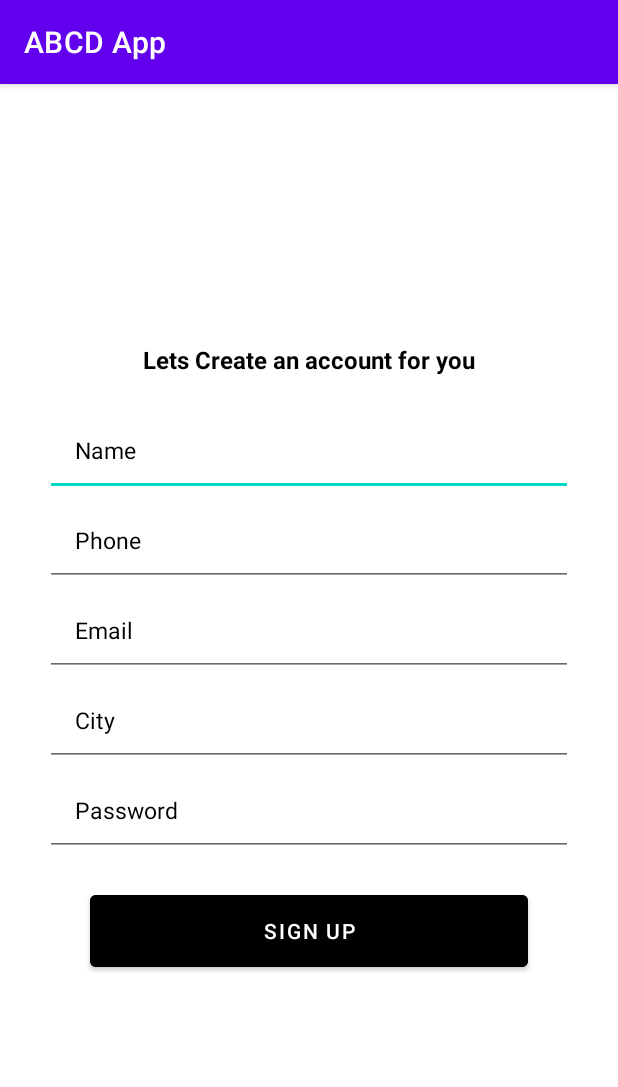
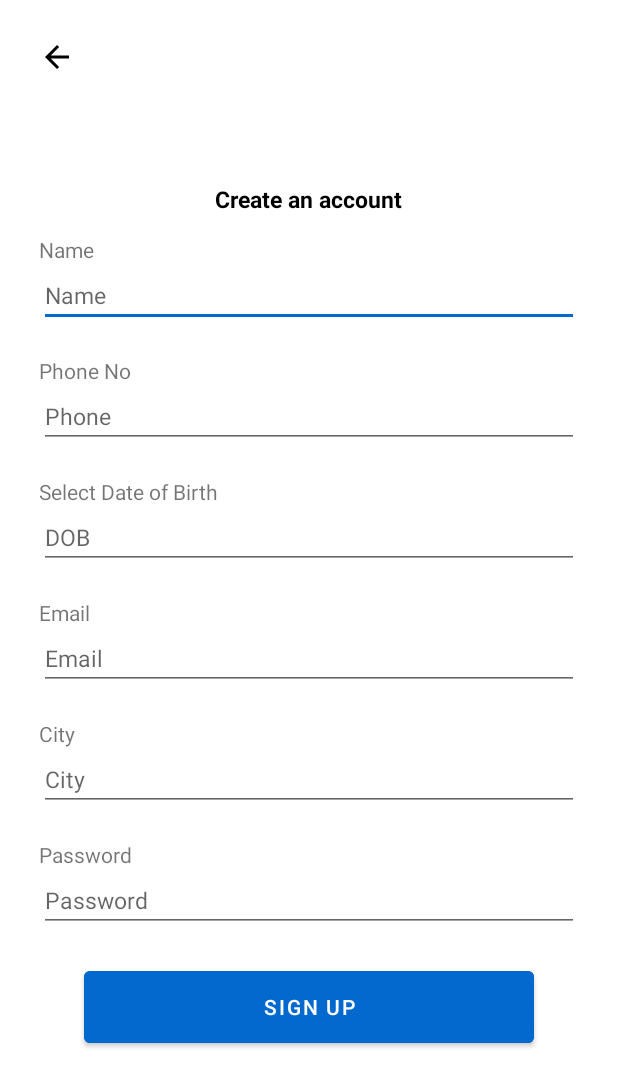
Before and after one commit to jayaprasad356/abcd_app, an Android app: the SignUpActivity screen opened directly, with no data from a screen before it, on a phone screen of 412 x 824 dp. Shown: the top 1087 px of the screen. Run offline under Robolectric (Android 15) with nearby library versions, the phone set to English and light mode, and no system bars; our stand-ins replace sdp/ssp sizes.

Commit message:
design changed

```diff
--- a/app/build.gradle
+++ b/app/build.gradle
@@ -6,7 +6,7 @@ android {
     compileSdk 32
 
     defaultConfig {
-        applicationId "com.greymatter.abcdapp"
+        applicationId "com.app.abcdapp"
         minSdk 22
         targetSdk 32
         versionCode 1
@@ -35,4 +35,7 @@ dependencies {
     testImplementation 'junit:junit:4.13.2'
     androidTestImplementation 'androidx.test.ext:junit:1.1.3'
     androidTestImplementation 'androidx.test.espresso:espresso-core:3.4.0'
+
+    implementation 'com.intuit.sdp:sdp-android:1.0.6'
+
 }
--- a/app/src/main/java/com/greymatter/abcdapp/MainActivity.java
+++ b/app/src/main/java/com/app/abcdapp/MainActivity.java
@@ -1,8 +1,10 @@
-package com.greymatter.abcdapp;
+package com.app.abcdapp;
 
 import androidx.appcompat.app.AppCompatActivity;
 
 import android.os.Bundle;
+
+
 
 public class MainActivity extends AppCompatActivity {
 
--- /dev/null
+++ b/app/src/main/java/com/app/abcdapp/SignUpActivity.java
@@ -0,0 +1,109 @@
+package com.app.abcdapp;
+
+import androidx.appcompat.app.AppCompatActivity;
+
+import android.app.DatePickerDialog;
+import android.os.Bundle;
+import android.view.View;
+import android.widget.DatePicker;
+import android.widget.EditText;
+import android.widget.ImageButton;
+import android.widget.LinearLayout;
+
+import java.util.Calendar;
+
+
+public class SignUpActivity extends AppCompatActivity {
+
+
+    EditText edDOB;
+    LinearLayout llDob;
+    ImageButton backbtn;
+
+    @Override
+    protected void onCreate(Bundle savedInstanceState) {
+        super.onCreate(savedInstanceState);
+        setContentView(R.layout.activity_sign_up);
+
+
+        edDOB = findViewById(R.id.edDOB);
+        llDob = findViewById(R.id.llDob);
+        backbtn = findViewById(R.id.backbtn);
+
+        edDOB.setOnClickListener(new View.OnClickListener() {
+            @Override
+            public void onClick(View v) {
+
+
+                final Calendar c = Calendar.getInstance();
+
+                // on below line we are getting
+                // our day, month and year.
+                int year = c.get(Calendar.YEAR);
+                int month = c.get(Calendar.MONTH);
+                int day = c.get(Calendar.DAY_OF_MONTH);
+
+
+                DatePickerDialog datePickerDialog = new DatePickerDialog(
+                        SignUpActivity.this, new DatePickerDialog.OnDateSetListener() {
+                    @Override
+                    public void onDateSet(DatePicker view, int year,
+                                          int monthOfYear, int dayOfMonth) {
+                        // on below line we are setting date to our text view.
+                        edDOB.setText(dayOfMonth + "-" + (monthOfYear + 1) + "-" + year);
+
+                    }
+                },
+                        // on below line we are passing year,
+                        // month and day for selected date in our date picker.
+                        year, month, day);
+                // at last we are calling show to
+                // display our date picker dialog.
+                datePickerDialog.show();
+
+            }
+        });
+        llDob.setOnClickListener(new View.OnClickListener() {
+            @Override
+            public void onClick(View v) {
+
+
+                final Calendar c = Calendar.getInstance();
+
+                // on below line we are getting
+                // our day, month and year.
+                int year = c.get(Calendar.YEAR);
+                int month = c.get(Calendar.MONTH);
+                int day = c.get(Calendar.DAY_OF_MONTH);
+
+
+                DatePickerDialog datePickerDialog = new DatePickerDialog(
+                        SignUpActivity.this, new DatePickerDialog.OnDateSetListener() {
+                    @Override
+                    public void onDateSet(DatePicker view, int year,
+                                          int monthOfYear, int dayOfMonth) {
+                        // on below line we are setting date to our text view.
+                        edDOB.setText(dayOfMonth + "-" + (monthOfYear + 1) + "-" + year);
+
+                    }
+                },
+                        // on below line we are passing year,
+                        // month and day for selected date in our date picker.
+                        year, month, day);
+                // at last we are calling show to
+                // display our date picker dialog.
+                datePickerDialog.show();
+
+            }
+        });
+
+        backbtn.setOnClickListener(new View.OnClickListener() {
+            @Override
+            public void onClick(View v) {
+                onBackPressed();
+            }
+        });
+
+
+    }
+    }
--- /dev/null
+++ b/app/src/main/res/drawable/ic_baseline_arrow_back_24.xml
@@ -0,0 +1,5 @@
+<vector android:autoMirrored="true" android:height="24dp"
+    android:tint="#000000" android:viewportHeight="24"
+    android:viewportWidth="24" android:width="24dp" xmlns:android="http://schemas.android.com/apk/res/android">
+    <path android:fillColor="@android:color/white" android:pathData="M20,11H7.83l5.59,-5.59L12,4l-8,8 8,8 1.41,-1.41L7.83,13H20v-2z"/>
+</vector>
--- a/app/src/main/res/layout/activity_sign_up.xml
+++ b/app/src/main/res/layout/activity_sign_up.xml
@@ -1,70 +1,172 @@
 <?xml version="1.0" encoding="utf-8"?>
-<LinearLayout xmlns:android="http://schemas.android.com/apk/res/android"
+<RelativeLayout xmlns:android="http://schemas.android.com/apk/res/android"
     xmlns:app="http://schemas.android.com/apk/res-auto"
     xmlns:tools="http://schemas.android.com/tools"
     android:layout_width="match_parent"
     android:layout_height="match_parent"
     android:layout_gravity="center"
-    android:layout_marginHorizontal="30dp"
-    android:gravity="center"
     android:orientation="vertical"
     tools:context=".SignUpActivity">
+
+
+    <ImageButton
+        android:id="@+id/backbtn"
+        android:layout_width="wrap_content"
+        android:layout_height="wrap_content"
+        android:layout_marginHorizontal="@dimen/_20sdp"
+        android:layout_marginTop="@dimen/_20sdp"
+        android:background="@drawable/ic_baseline_arrow_back_24" />
+
+
+    <LinearLayout
+        android:layout_width="match_parent"
+        android:layout_height="wrap_content"
+        android:orientation="vertical"
+        android:gravity="center"
+        android:layout_centerInParent="true"
+        android:layout_marginHorizontal="@dimen/_20sdp"
+
+        >
+
+
 
     <TextView
         android:layout_width="wrap_content"
         android:layout_height="wrap_content"
-        android:text="Lets Create an account for you"
+        android:text="Create an account"
         android:textColor="@color/black"
         android:textStyle="bold"
-        android:layout_marginBottom="20dp"
-        android:textSize="16sp"/>
+        android:layout_marginBottom="@dimen/_10sdp"
+        android:textSize="@dimen/_12sdp"/>
+
+
+    <TextView
+        android:layout_width="match_parent"
+        android:layout_height="wrap_content"
+        android:text="Name"
+        />
 
     <EditText
         android:layout_width="match_parent"
-        android:layout_height="60dp"
+        android:layout_height="wrap_content"
         android:hint="Name"
-        android:textSize="15sp"
-        android:textColorHint="@color/black"
+        android:textSize="@dimen/_12sdp"
         android:textColor="@color/black"
-        android:padding="20dp"/>
+       />
+
+
+    <TextView
+        android:layout_width="match_parent"
+        android:layout_height="wrap_content"
+        android:text="Phone No"
+        android:layout_marginTop="@dimen/_15sdp"
+
+        />
+
+
     <EditText
         android:layout_width="match_parent"
-        android:layout_height="60dp"
+        android:layout_height="wrap_content"
         android:hint="Phone"
-        android:textSize="15sp"
-        android:textColorHint="@color/black"
+        android:textSize="@dimen/_12sdp"
         android:textColor="@color/black"
-        android:padding="20dp"/>
+        />
+
+
+    <LinearLayout
+        android:id="@+id/llDob"
+        android:layout_width="match_parent"
+        android:layout_height="wrap_content"
+        android:layout_marginTop="@dimen/_15sdp"
+        android:orientation="vertical"
+        >
+
+
+
+
+    <TextView
+        android:layout_width="match_parent"
+        android:layout_height="wrap_content"
+        android:text="Select Date of Birth"
+        />
+
+
+    <EditText
+        android:id="@+id/edDOB"
+        android:layout_width="match_parent"
+        android:layout_height="wrap_content"
+        android:hint="DOB"
+        android:textSize="@dimen/_12sdp"
+        android:textColor="@color/black"
+        android:editable="false"
+        />
+
+    </LinearLayout>
+
+
+
+
+
+
+
+
+    <TextView
+        android:layout_width="match_parent"
+        android:layout_height="wrap_content"
+        android:text="Email"
+        android:layout_marginTop="@dimen/_15sdp"
+
+        />
+
         <EditText
             android:layout_width="match_parent"
-        android:layout_height="60dp"
+            android:layout_height="wrap_content"
             android:hint="Email"
-        android:textSize="15sp"
-        android:textColorHint="@color/black"
             android:textColor="@color/black"
-        android:padding="20dp"/>
+            android:textSize="@dimen/_12sdp" />
+
+
+        <TextView
+            android:layout_width="match_parent"
+            android:layout_height="wrap_content"
+            android:layout_marginTop="@dimen/_15sdp"
+            android:text="City"
+            />
+
+
         <EditText
             android:layout_width="match_parent"
-        android:layout_height="60dp"
+            android:layout_height="wrap_content"
             android:hint="City"
-        android:textSize="15sp"
-        android:textColorHint="@color/black"
             android:textColor="@color/black"
-        android:padding="20dp"/>
+            android:textSize="@dimen/_12sdp" />
+
+    <TextView
+        android:layout_width="match_parent"
+        android:layout_height="wrap_content"
+        android:text="Password"
+        android:layout_marginTop="@dimen/_15sdp"
+        />
+
         <EditText
             android:layout_width="match_parent"
-        android:layout_height="60dp"
+            android:layout_height="wrap_content"
             android:hint="Password"
-        android:textSize="15sp"
-        android:textColorHint="@color/black"
             android:textColor="@color/black"
-        android:padding="20dp"/>
+            android:textSize="@dimen/_12sdp"
+            android:inputType="textPassword"/>
+
+
+
 
     <Button
         android:layout_width="match_parent"
         android:layout_height="60dp"
         android:layout_marginHorizontal="30dp"
         android:layout_marginTop="20dp"
-        android:backgroundTint="@color/black"
+        android:backgroundTint="@color/primaryColor"
         android:text="Sign Up"/>
+
+
     </LinearLayout>
+</RelativeLayout>
--- a/app/src/main/res/values-night/themes.xml
+++ b/app/src/main/res/values-night/themes.xml
@@ -1,16 +1,16 @@
 <resources xmlns:tools="http://schemas.android.com/tools">
     <!-- Base application theme. -->
-    <style name="Theme.ABCDApp" parent="Theme.MaterialComponents.DayNight.DarkActionBar">
+    <style name="Theme.ABCDApp" parent="Theme.MaterialComponents.Light.NoActionBar">
         <!-- Primary brand color. -->
         <item name="colorPrimary">@color/purple_200</item>
         <item name="colorPrimaryVariant">@color/purple_700</item>
         <item name="colorOnPrimary">@color/black</item>
         <!-- Secondary brand color. -->
-        <item name="colorSecondary">@color/teal_200</item>
-        <item name="colorSecondaryVariant">@color/teal_200</item>
+        <item name="colorSecondary">@color/primaryColor</item>
+        <item name="colorSecondaryVariant">@color/primaryLightColor</item>
         <item name="colorOnSecondary">@color/black</item>
         <!-- Status bar color. -->
-        <item name="android:statusBarColor" tools:targetApi="l">?attr/colorPrimaryVariant</item>
+        <item name="android:statusBarColor" tools:targetApi="l">@color/primaryLightColor</item>
         <!-- Customize your theme here. -->
     </style>
 </resources>
--- a/app/src/main/res/values/themes.xml
+++ b/app/src/main/res/values/themes.xml
@@ -1,16 +1,16 @@
 <resources xmlns:tools="http://schemas.android.com/tools">
     <!-- Base application theme. -->
-    <style name="Theme.ABCDApp" parent="Theme.MaterialComponents.DayNight.DarkActionBar">
+    <style name="Theme.ABCDApp" parent="Theme.MaterialComponents.Light.NoActionBar">
         <!-- Primary brand color. -->
-        <item name="colorPrimary">@color/purple_500</item>
-        <item name="colorPrimaryVariant">@color/purple_700</item>
+        <item name="colorPrimary">@color/primaryColor</item>
+        <item name="colorPrimaryVariant">@color/primaryLightColor</item>
         <item name="colorOnPrimary">@color/white</item>
         <!-- Secondary brand color. -->
-        <item name="colorSecondary">@color/teal_200</item>
-        <item name="colorSecondaryVariant">@color/teal_700</item>
+        <item name="colorSecondary">@color/primaryColor</item>
+        <item name="colorSecondaryVariant">@color/primaryLightColor</item>
         <item name="colorOnSecondary">@color/black</item>
         <!-- Status bar color. -->
-        <item name="android:statusBarColor" tools:targetApi="l">?attr/colorPrimaryVariant</item>
+        <item name="android:statusBarColor" tools:targetApi="l">@color/primaryLightColor</item>
         <!-- Customize your theme here. -->
     </style>
 </resources>
```
Also changed, not shown: app/src/main/AndroidManifest.xml (+15 -7 lines), app/src/main/java/com/app/abcdapp/LoginActivity.java (added, +30 -0 lines), app/src/main/java/com/greymatter/abcdapp/SignUpActivity.java (deleted, +0 -14 lines), app/src/main/res/layout/activity_login.xml (added, +186 -0 lines), app/src/main/res/values/colors.xml (+27 -0 lines), app/src/main/res/drawable/app_logo.png (added), 4 other files. Lines whose indentation alone changed are shown as unchanged.
